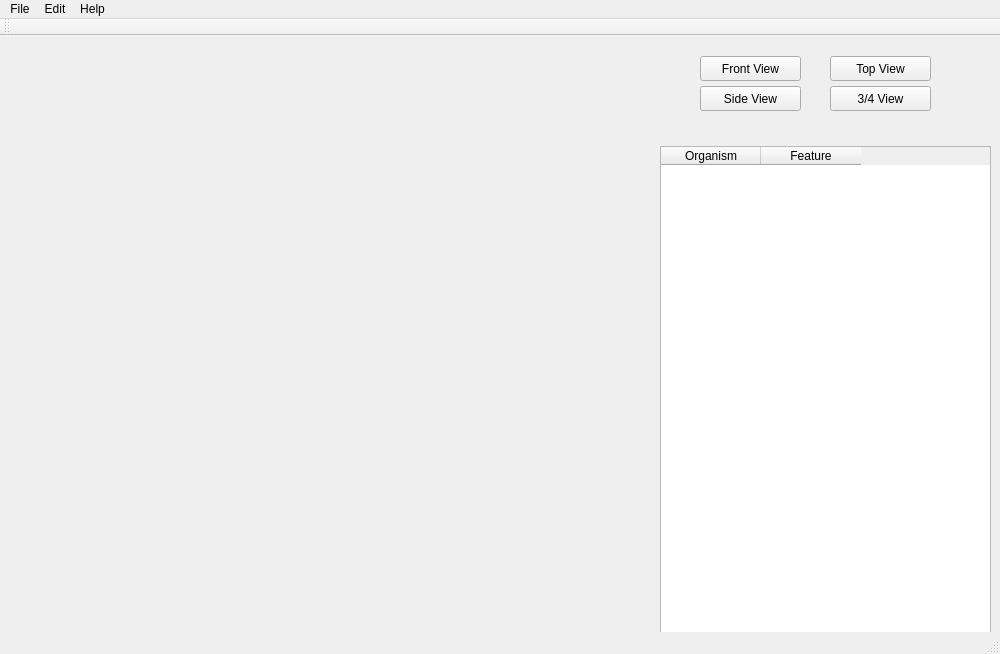
Before: the Qt Designer form code/FaceView/gui-scripts/analysisview.ui in phelpsmi/MicrobialCommunityVisualation, drawn with Qt 5.
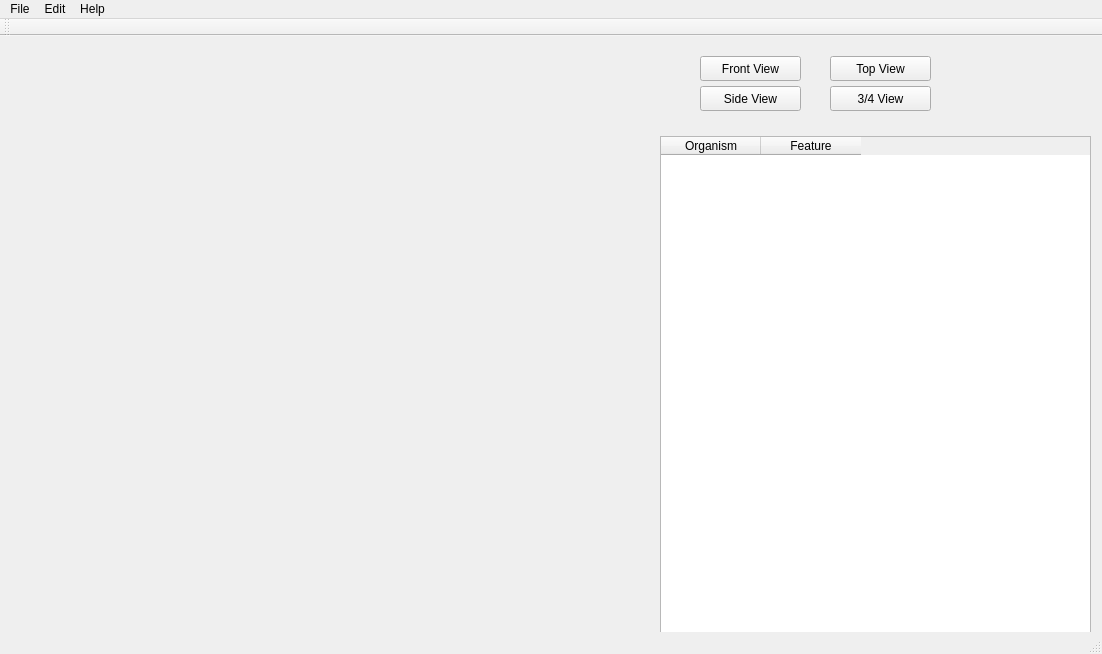
After: the same form once the commit is applied.

The edit to the form file:
```diff
--- a/code/FaceView/gui-scripts/analysisview.ui
+++ b/code/FaceView/gui-scripts/analysisview.ui
@@ -6,7 +6,7 @@
    <rect>
     <x>0</x>
     <y>0</y>
-    <width>1000</width>
+    <width>1102</width>
     <height>654</height>
    </rect>
   </property>
@@ -70,9 +70,9 @@
     <property name="geometry">
      <rect>
       <x>660</x>
-      <y>110</y>
-      <width>331</width>
-      <height>491</height>
+      <y>100</y>
+      <width>431</width>
+      <height>501</height>
      </rect>
     </property>
     <column>
@@ -103,7 +103,7 @@
     <rect>
      <x>0</x>
      <y>0</y>
-     <width>1000</width>
+     <width>1102</width>
      <height>21</height>
     </rect>
    </property>
```
Left out of the diff: 2 changed lines with no effect on the pictures.
